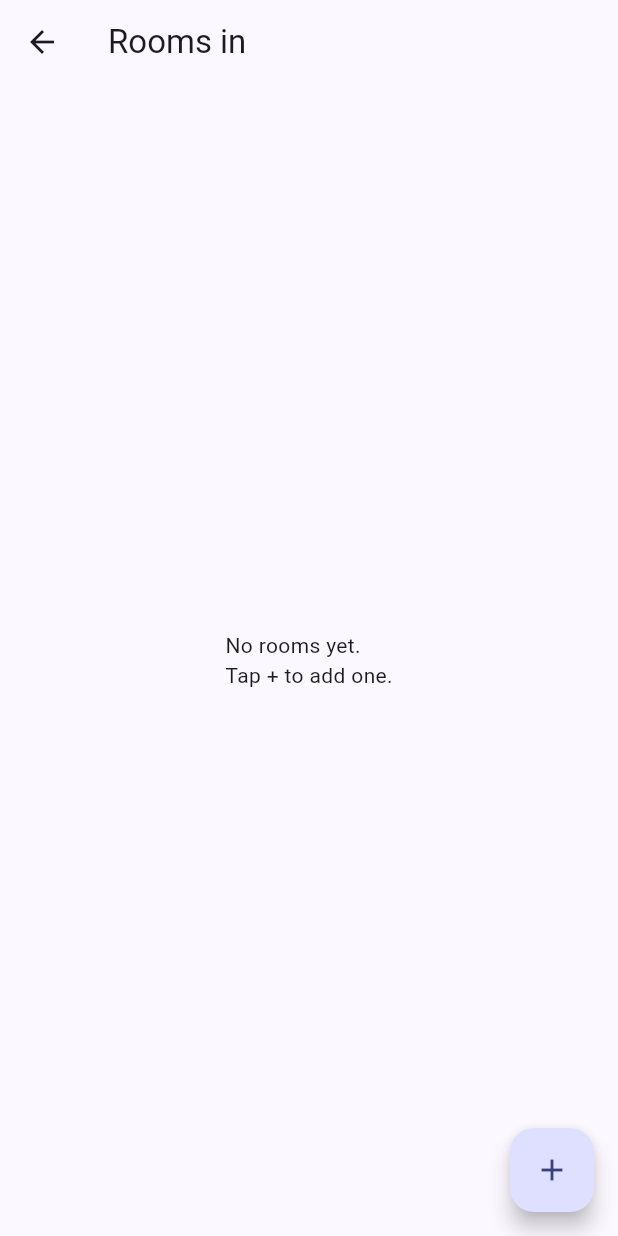
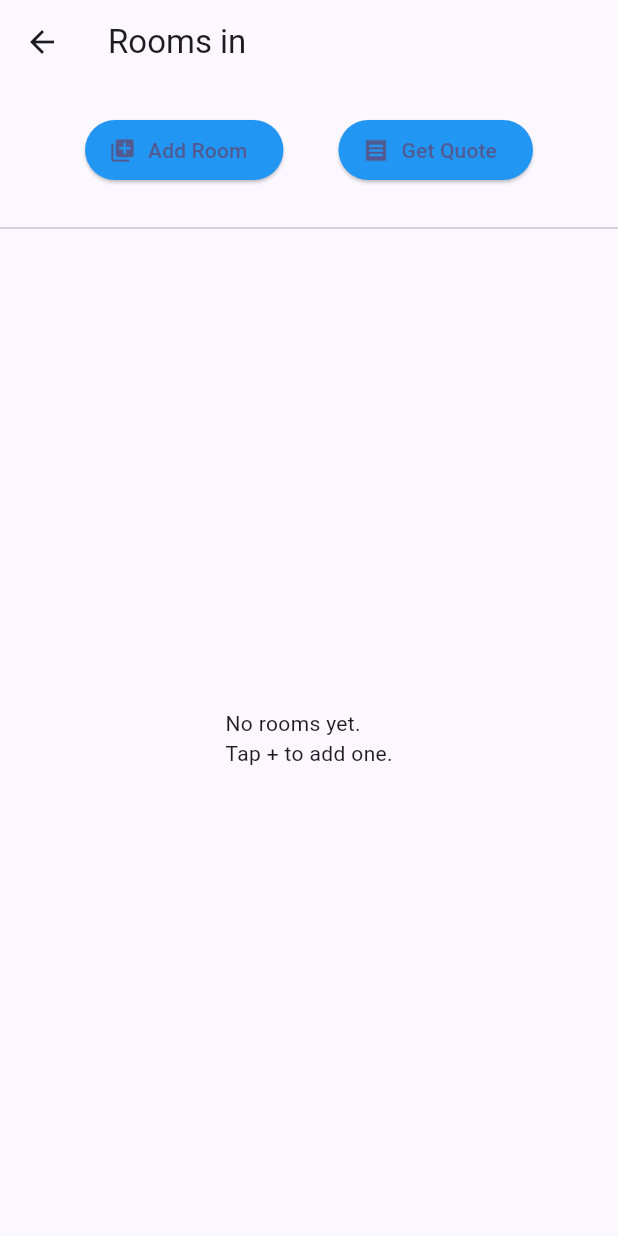
Before and after one commit to KaveeshaM/Interior-Quoting-App-Flutter, a Flutter app: the RoomListScreen screen opened directly with empty values, on a phone screen of 412 x 824 dp. Run offline on Flutter 3.47's test engine with Material 3 defaults, Android fonts, the phone set to English and light mode, and no system bars; our stand-ins replace cloud_firestore, firebase_core; accounts and stored records are empty; statements that could not run were skipped.

Commit message:
Add Quote page

```diff
--- a/quoteapp/lib/screens/room_list_screen.dart
+++ b/quoteapp/lib/screens/room_list_screen.dart
@@ -4,16 +4,17 @@ import '../models/house.dart';
 import '../providers/room_provider.dart';
 import 'edit_room_screen.dart';
 import 'room_items_screen.dart';
+import 'quote_screen.dart';
 
 class RoomListScreen extends StatefulWidget {
   final House house;
   const RoomListScreen({super.key, required this.house});
 
   @override
-  State<RoomListScreen> createState() => _RoomListScreenState();
+  State<RoomListScreen> createState() => RoomListScreenState();
 }
 
-class _RoomListScreenState extends State<RoomListScreen> {
+class RoomListScreenState extends State<RoomListScreen> {
   @override
   void initState() {
     super.initState();
@@ -25,7 +26,7 @@ class _RoomListScreenState extends State<RoomListScreen> {
     });
   }
 
-  Future<void> _confirmDelete(String roomId, String roomName) async {
+  Future<void> confirmDelete(String roomId, String roomName) async {
     final confirmed = await showDialog<bool>(
       context: context,
       builder: (ctx) => AlertDialog(
@@ -67,7 +68,46 @@ class _RoomListScreenState extends State<RoomListScreen> {
     final roomProvider = Provider.of<RoomProvider>(context);
     return Scaffold(
       appBar: AppBar(title: Text('Rooms in ${widget.house.customerName}')),
-      body: roomProvider.isLoading
+      body: Column(
+        children: [
+          Padding(
+            padding: const EdgeInsets.all(20.0),
+            child: Row(
+              mainAxisAlignment: MainAxisAlignment.spaceEvenly,
+              children: [
+                ElevatedButton.icon(
+                  onPressed: () {
+                    Navigator.push(
+                      context,
+                      MaterialPageRoute(
+                        builder: (context) =>
+                            EditRoomScreen(houseId: widget.house.id),
+                      ),
+                    );
+                  },
+                  icon: const Icon(Icons.library_add),
+                  label: const Text('Add Room'),
+                  style: ElevatedButton.styleFrom(backgroundColor: Colors.blue),
+                ),
+                ElevatedButton.icon(
+                  onPressed: () {
+                    Navigator.push(
+                      context,
+                      MaterialPageRoute(
+                        builder: (context) => QuoteScreen(house: widget.house),
+                      ),
+                    );
+                  },
+                  icon: const Icon(Icons.receipt),
+                  label: const Text('Get Quote'),
+                  style: ElevatedButton.styleFrom(backgroundColor: Colors.blue),
+                ),
+              ],
+            ),
+          ),
+          const Divider(),
+          Expanded(
+            child: roomProvider.isLoading
                 ? const Center(child: CircularProgressIndicator())
                 : roomProvider.rooms.isEmpty
                 ? const Center(child: Text('No rooms yet.\nTap + to add one.'))
@@ -90,7 +130,10 @@ class _RoomListScreenState extends State<RoomListScreen> {
                             mainAxisSize: MainAxisSize.min,
                             children: [
                               IconButton(
-                          icon: const Icon(Icons.edit, color: Colors.blue),
+                                icon: const Icon(
+                                  Icons.edit,
+                                  color: Colors.blue,
+                                ),
                                 onPressed: () {
                                   Navigator.push(
                                     context,
@@ -104,8 +147,12 @@ class _RoomListScreenState extends State<RoomListScreen> {
                                 },
                               ),
                               IconButton(
-                          icon: const Icon(Icons.delete, color: Colors.red),
-                          onPressed: () => _confirmDelete(room.id, room.name),
+                                icon: const Icon(
+                                  Icons.delete,
+                                  color: Colors.red,
+                                ),
+                                onPressed: () =>
+                                    confirmDelete(room.id, room.name),
                               ),
                             ],
                           ),
@@ -113,7 +160,8 @@ class _RoomListScreenState extends State<RoomListScreen> {
                             Navigator.push(
                               context,
                               MaterialPageRoute(
-                          builder: (context) => RoomItemsScreen(room: room),
+                                builder: (context) =>
+                                    RoomItemsScreen(room: room),
                               ),
                             );
                           },
@@ -121,16 +169,8 @@ class _RoomListScreenState extends State<RoomListScreen> {
                       );
                     },
                   ),
-      floatingActionButton: FloatingActionButton(
-        child: const Icon(Icons.add),
-        onPressed: () {
-          Navigator.push(
-            context,
-            MaterialPageRoute(
-              builder: (context) => EditRoomScreen(houseId: widget.house.id),
           ),
-          );
-        },
+        ],
       ),
     );
   }
```
Also changed, not shown: quoteapp/lib/screens/quote_screen.dart (added, +262 -0 lines). Lines whose indentation alone changed are shown as unchanged.
